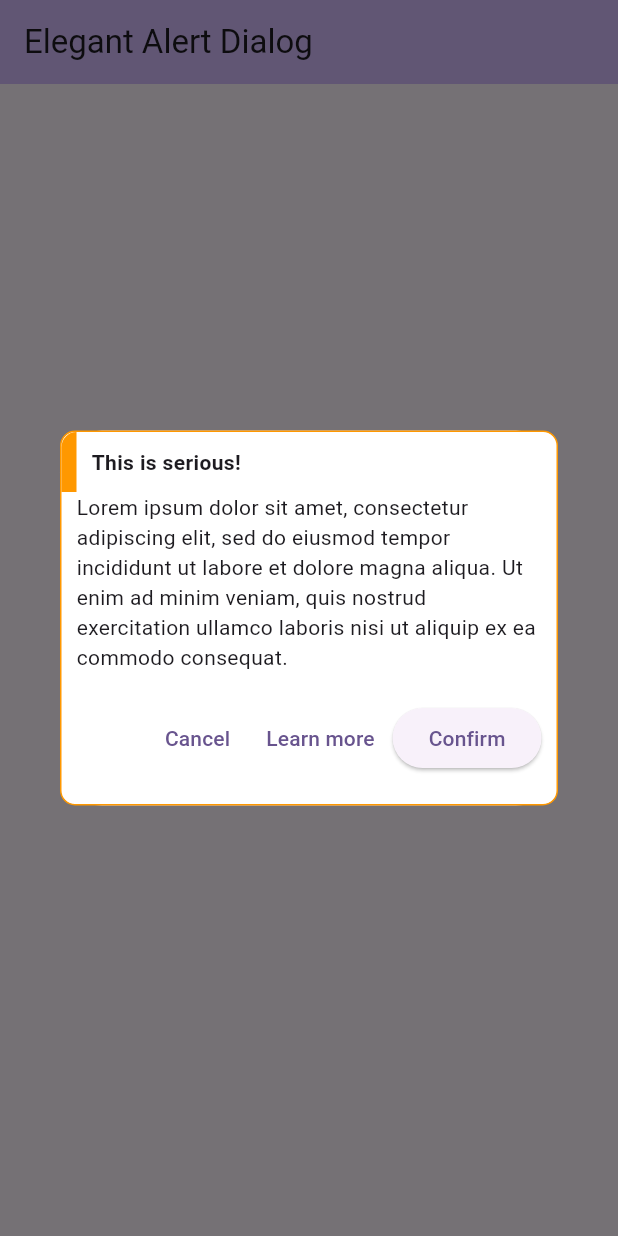
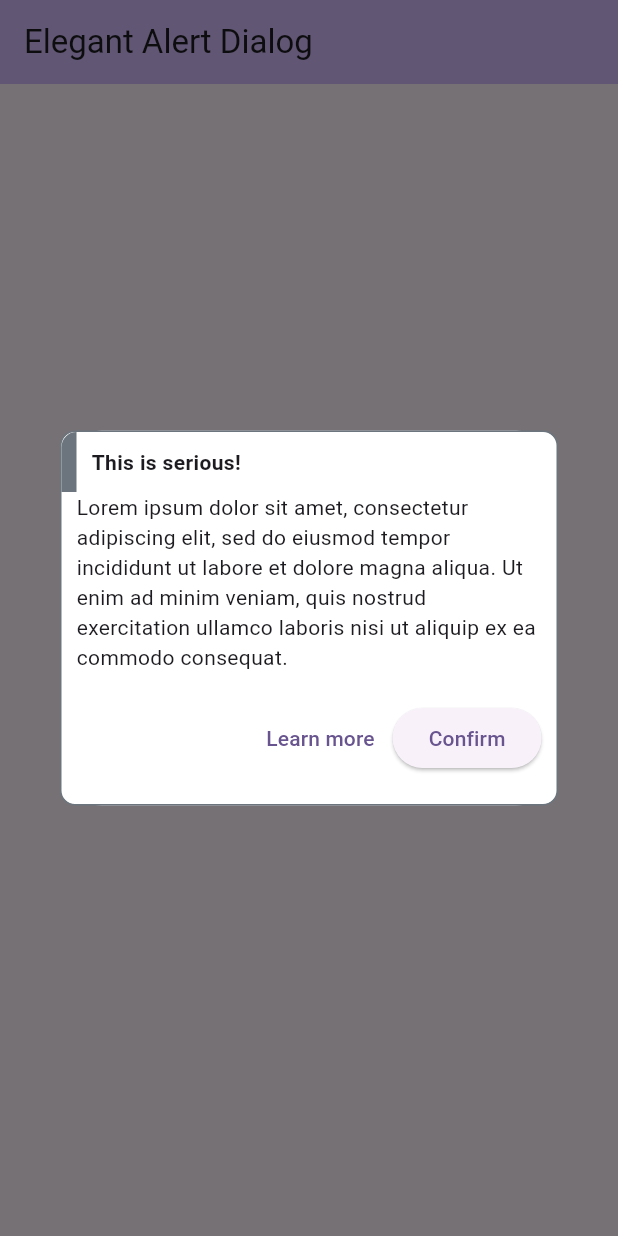
Before and after one commit to koukibadr/ElegantAlertDialog, a Flutter app: the screen it shows after launch, after a tap on "Hello", on a phone screen of 412 x 824 dp. Run offline on Flutter 3.47's test engine with Material 3 defaults, Android fonts, the phone set to English and light mode, and no system bars.

Commit message:
Create permission elegant alert widget

```diff
--- a/example/lib/main.dart
+++ b/example/lib/main.dart
@@ -43,7 +43,7 @@ class _MyHomePageState extends State<MyHomePage> {
             //Testing purposes
             ElevatedButton(
               onPressed: () {
-                ElegantAlertDialog.multiActions(
+                ElegantAlertDialog.permission(
                   description: const Text('This is an example'),
                   title: const Text('Title Example', style: TextStyle(
                     fontWeight: FontWeight.bold,
--- a/lib/elegant_alert_dialog.dart
+++ b/lib/elegant_alert_dialog.dart
@@ -28,7 +28,7 @@ class ElegantAlertDialog extends StatelessWidget {
     this.customButtonText = 'Cancel',
     this.onCustomButtonPressed,
   }) {
-    borderColor = successColor;
+    borderColor = multiActionColor;
     backgroundColor = Colors.white;
     radius = 5;
     elegantAlertType = ElegantAlertMultiActions(
@@ -48,10 +48,24 @@ class ElegantAlertDialog extends StatelessWidget {
     super.key,
     required this.description,
     this.title,
+    this.primaryButtonColor = Colors.blue,
+    this.primaryButtonText = 'Confirm',
+    this.onPrimaryButtonPressed,
+    this.secondButtonColor = Colors.grey,
+    this.secondButtonText = 'Learn more',
+    this.onSecondaryButtonPressed,
   }) {
-    borderColor = successColor;
+    borderColor = permissionColor;
     backgroundColor = Colors.white;
     radius = 5;
+    elegantAlertType = ElegantAlertPermission(
+      primaryButtonText: primaryButtonText!,
+      secondaryButtonText: secondButtonText!,
+      primaryButtonColor: primaryButtonColor!,
+      secondaryButtonColor: secondButtonColor!,
+      onPrimaryButtonPressed: onPrimaryButtonPressed,
+      onSecondaryButtonPressed: onSecondaryButtonPressed,
+    );
   }
 
   ElegantAlertDialog.delete({
@@ -69,7 +83,7 @@ class ElegantAlertDialog extends StatelessWidget {
     required this.description,
     this.title,
   }) {
-    borderColor = inforColor;
+    borderColor = infoColor;
     backgroundColor = Colors.white;
     radius = 5;
   }
@@ -116,7 +130,7 @@ class ElegantAlertDialog extends StatelessWidget {
         borderRadius: BorderRadius.circular(10),
         border: Border.all(
           width: 1,
-          color: Colors.orange,
+          color: borderColor!,
         ),
       ),
       child: elegantAlertType?.build(),
--- a/lib/resources/colors.dart
+++ b/lib/resources/colors.dart
@@ -1,6 +1,6 @@
 import 'package:flutter/material.dart';
 
-const Color inforColor = Color(0xff0066FF);
-const Color successColor = Color(0xff01CB67);
+const Color infoColor = Color(0xff0066FF);
+const Color multiActionColor = Color(0xfffb8500);
 const Color errorColor = Color(0xffFE355C);
-const Color greyColor = Color(0xffF3F3F3);
+const Color permissionColor = Color(0xff6c757d);
--- a/lib/resources/elegant_notification_type.dart
+++ b/lib/resources/elegant_notification_type.dart
@@ -1,4 +1,5 @@
 import 'package:elegant_alert_dialog/widgets/multi_action_elegant_alert.dart';
+import 'package:elegant_alert_dialog/widgets/permission_elegant_alert.dart';
 import 'package:flutter/material.dart';
 
 sealed class ElegantAlertType {
@@ -44,8 +45,8 @@ class ElegantAlertPermission extends ElegantAlertType {
   final String primaryButtonText;
   final String secondaryButtonText;
 
-  final Function() onPrimaryButtonPressed;
-  final Function() onSecondaryButtonPressed;
+  final Function()? onPrimaryButtonPressed;
+  final Function()? onSecondaryButtonPressed;
 
   final Color primaryButtonColor;
   final Color secondaryButtonColor;
@@ -61,8 +62,9 @@ class ElegantAlertPermission extends ElegantAlertType {
 
   @override
   Widget build() {
-    // TODO: implement build
-    throw UnimplementedError();
+    return PermissonElegantAlert(
+      elegantAlertPermission: this,
+    );
   }
 }
 
--- a/lib/widgets/permission_elegant_alert.dart
+++ b/lib/widgets/permission_elegant_alert.dart
@@ -1,10 +1,76 @@
+import 'package:elegant_alert_dialog/resources/colors.dart';
+import 'package:elegant_alert_dialog/resources/elegant_notification_type.dart';
 import 'package:flutter/material.dart';
 
 class PermissonElegantAlert extends StatelessWidget {
-  const PermissonElegantAlert({super.key});
+  final ElegantAlertPermission elegantAlertPermission;
+
+  const PermissonElegantAlert({
+    super.key,
+    required this.elegantAlertPermission,
+  });
 
   @override
   Widget build(BuildContext context) {
-    return const Placeholder();
+    return Column(
+      mainAxisSize: MainAxisSize.min,
+      children: [
+        Row(
+          children: [
+            Align(
+              alignment: Alignment.topLeft,
+              child: Container(
+                width: 10,
+                height: 40,
+                decoration: const BoxDecoration(
+                  color: permissionColor,
+                  borderRadius: BorderRadius.only(
+                    topLeft: Radius.circular(10),
+                  ),
+                ),
+              ),
+            ),
+            const SizedBox(
+              width: 10,
+            ),
+            const Text(
+              'This is serious!',
+              style: TextStyle(
+                fontWeight: FontWeight.bold,
+              ),
+            ),
+          ],
+        ),
+        Expanded(
+          child: Padding(
+            padding: const EdgeInsets.symmetric(
+              horizontal: 10,
+            ),
+            child: Column(
+              children: [
+                Text(
+                  'Lorem ipsum dolor sit amet, consectetur adipiscing elit, sed do eiusmod tempor incididunt ut labore et dolore magna aliqua. Ut enim ad minim veniam, quis nostrud exercitation ullamco laboris nisi ut aliquip ex ea commodo consequat.',
+                ),
+                Expanded(
+                  child: Row(
+                    mainAxisAlignment: MainAxisAlignment.end,
+                    children: [
+                      TextButton(
+                        onPressed: () {},
+                        child: Text(elegantAlertPermission.secondaryButtonText),
+                      ),
+                      ElevatedButton(
+                        onPressed: () {},
+                        child: Text(elegantAlertPermission.primaryButtonText),
+                      ),
+                    ],
+                  ),
+                )
+              ],
+            ),
+          ),
+        ),
+      ],
+    );
   }
 }
```
